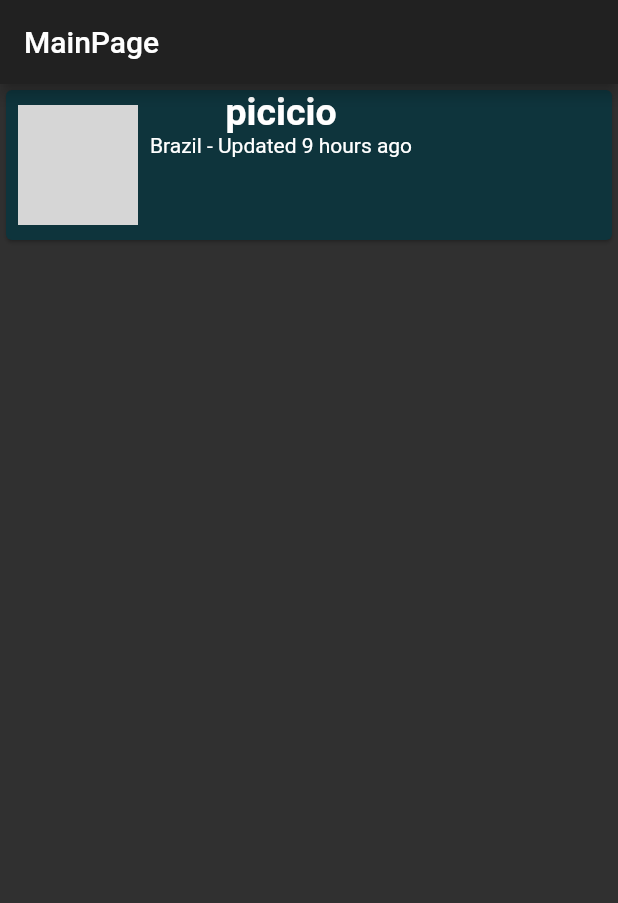
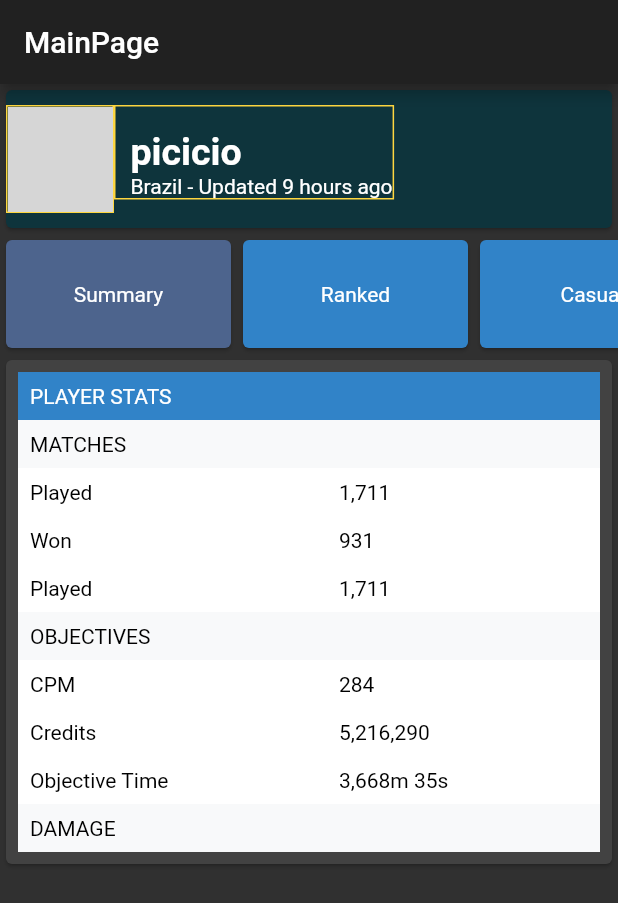
Before and after one commit to vncsms/PaladinsStats, a Flutter app: the screen it shows after launch, on a phone screen of 412 x 824 dp. Shown: the top 903 px of the screen. Run offline on Flutter 3.47's test engine with Material 2 defaults, Android fonts, the light colour scheme and no system bars; network calls fail; grey boxes are pictures that could not be loaded.

Commit message:
Add player status styles

```diff
--- a/lib/screens/mainScreen.dart
+++ b/lib/screens/mainScreen.dart
@@ -19,10 +19,101 @@ class MainPageState extends State<MainPage> {
   }
 
   Widget _mainPageBody() {
-    return Column(
+    return SingleChildScrollView(
+      child: Column(
         children: <Widget>[
           _head(),
+          _statusOptions(),
+          _playerStats(),
         ],
+      ),
+    );
+  }
+
+  Widget _playerStats() {
+    return Card(
+      child: Padding(
+        padding: const EdgeInsets.all(8.0),
+        child: Container(
+          width: MediaQuery.of(context).size.width,
+          child: IntrinsicWidth(
+            child: Column(
+              crossAxisAlignment: CrossAxisAlignment.stretch,
+              children: <Widget>[
+                Container(
+                  color: HexColor('#3183c8'),
+                  child: Padding(
+                    padding: const EdgeInsets.all(8.0),
+                    child: Text('PLAYER STATS'),
+                  ),
+                ),
+                Container(
+                  color: HexColor('#f8f9fa'),
+                  child: Padding(
+                    padding: const EdgeInsets.all(8.0),
+                    child: Text(
+                      'MATCHES',
+                      style: TextStyle(color: Colors.black),
+                    ),
+                  ),
+                ),
+                playerStatsItem('Played', '1,711'),
+                playerStatsItem('Won', '931'),
+                playerStatsItem('Played', '1,711'),
+                Container(
+                  color: HexColor('#f8f9fa'),
+                  child: Padding(
+                    padding: const EdgeInsets.all(8.0),
+                    child: Text(
+                      'OBJECTIVES',
+                      style: TextStyle(color: Colors.black),
+                    ),
+                  ),
+                ),
+                playerStatsItem('CPM', '284'),
+                playerStatsItem('Credits', '5,216,290'),
+                playerStatsItem('Objective Time', '3,668m 35s'),
+                Container(
+                  color: HexColor('#f8f9fa'),
+                  child: Padding(
+                    padding: const EdgeInsets.all(8.0),
+                    child: Text(
+                      'DAMAGE',
+                      style: TextStyle(color: Colors.black),
+                    ),
+                  ),
+                ),
+              ],
+            ),
+          ),
+        ),
+      ),
+    );
+  }
+
+  Widget playerStatsItem(title, value) {
+    return Container(
+      color: HexColor('#ffffff'),
+      child: Padding(
+        padding: const EdgeInsets.all(8.0),
+        child: Row(
+          children: <Widget>[
+            Container(
+              width: MediaQuery.of(context).size.width / 2,
+              child: Text(
+                title,
+                style: TextStyle(color: Colors.black),
+              ),
+            ),
+            Container(
+              child: Text(
+                value,
+                style: TextStyle(color: Colors.black),
+              ),
+            ),
+          ],
+        ),
+      ),
     );
   }
 
@@ -32,27 +123,113 @@ class MainPageState extends State<MainPage> {
       child: Card(
         color: const Color(0xff0e343c),
         child: Container(
-          height: 100,
+          child: Padding(
+            padding: const EdgeInsets.only(top: 10.0, bottom: 10.0),
             child: Row(
+              crossAxisAlignment: CrossAxisAlignment.start,
               children: <Widget>[
                 Container(
+                  decoration: BoxDecoration(
+                    border: Border.all(width: 1.0, color: Colors.amberAccent),
+                  ),
+                  child: Image.network(
+                      'https://static.paladins.guru/i/avatars/0.png',
+                      height: 70),
+                ),
+                Container(
+                  decoration: BoxDecoration(
+                    border: Border.all(width: 1.0, color: Colors.amberAccent),
+                  ),
                   child: Padding(
-                  padding: const EdgeInsets.all(8.0),
-                  child: Image.network('https://static.paladins.guru/i/avatars/0.png', height: 80),
+                    padding: const EdgeInsets.only(top: 16.0, left: 10.0),
+                    child: Column(
+                      crossAxisAlignment: CrossAxisAlignment.start,
+                      children: <Widget>[
+                        Text('picicio',
+                            style: TextStyle(
+                                fontSize: 25.0, fontWeight: FontWeight.bold)),
+                        Text('Brazil - Updated 9 hours ago'),
+                      ],
                     ),
                   ),
-              Column(
-                children: <Widget>[
-                  Text('picicio',
-                      style:
-                          TextStyle(fontSize: 25.0, fontWeight: FontWeight.bold)),
-                  Text('Brazil - Updated 9 hours ago'),
-                ],
                 )
               ],
             ),
           ),
         ),
+      ),
     );
   }
+
+  Widget _statusOptions() {
+    return SizedBox(
+        height: 80.0,
+        child: ListView(
+          scrollDirection: Axis.horizontal,
+          children: <Widget>[
+            Card(
+              color: HexColor('#4d648d'),
+              child: Container(
+                width: 150.0,
+                height: 80.0,
+                child: Center(
+                  child: Text('Summary'),
+                ),
+              ),
+            ),
+            Card(
+              color: HexColor('#3183c8'),
+              child: Container(
+                width: 150.0,
+                height: 80.0,
+                child: Center(
+                  child: Text('Ranked'),
+                ),
+              ),
+            ),
+            Card(
+              color: HexColor('#3183c8'),
+              child: Container(
+                width: 150.0,
+                height: 80.0,
+                child: Center(
+                  child: Text('Casual'),
+                ),
+              ),
+            ),
+            Card(
+              color: HexColor('#3183c8'),
+              child: Container(
+                width: 150.0,
+                height: 80.0,
+                child: Center(
+                  child: Text('Champions'),
+                ),
+              ),
+            ),
+            Card(
+              color: HexColor('#3183c8'),
+              child: Container(
+                width: 150.0,
+                height: 80.0,
+                child: Center(
+                  child: Text('Matchs'),
+                ),
+              ),
+            ),
+          ],
+        ));
   }
+}
+
+class HexColor extends Color {
+  static int _getColorFromHex(String hexColor) {
+    hexColor = hexColor.toUpperCase().replaceAll("#", "");
+    if (hexColor.length == 6) {
+      hexColor = "FF" + hexColor;
+    }
+    return int.parse(hexColor, radix: 16);
+  }
+
+  HexColor(final String hexColor) : super(_getColorFromHex(hexColor));
+}
```
Lines whose indentation alone changed are shown as unchanged.
